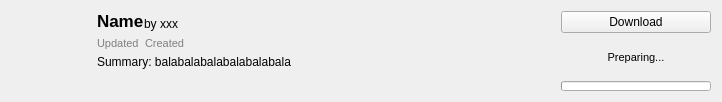
Old version of the form src/ui/curseforge/curseforgemoditemwidget.ui in the repository kaniol-lck/modmanager.
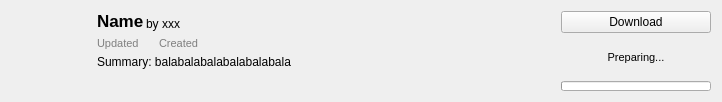
New version of the form. Icons and pictures are not drawn.

Commit message: date time

Diff of the .ui file:
```diff
--- a/src/ui/curseforge/curseforgemoditemwidget.ui
+++ b/src/ui/curseforge/curseforgemoditemwidget.ui
@@ -14,10 +14,7 @@
    <string>Form</string>
   </property>
   <layout class="QGridLayout" name="gridLayout">
-   <property name="verticalSpacing">
-    <number>2</number>
-   </property>
-   <item row="0" column="0" rowspan="3">
+   <item row="0" column="0">
     <widget class="QLabel" name="modIcon">
      <property name="sizePolicy">
       <sizepolicy hsizetype="Fixed" vsizetype="Fixed">
@@ -46,6 +43,11 @@
     </widget>
    </item>
    <item row="0" column="1">
+    <layout class="QVBoxLayout" name="verticalLayout_2">
+     <property name="spacing">
+      <number>2</number>
+     </property>
+     <item>
     <layout class="QHBoxLayout" name="horizontalLayout">
      <item>
       <widget class="QLabel" name="modName">
@@ -110,7 +112,129 @@
      </item>
     </layout>
    </item>
-   <item row="0" column="2" rowspan="3">
+     <item>
+      <layout class="QHBoxLayout" name="horizontalLayout_2">
+       <item>
+        <widget class="QLabel" name="label">
+         <property name="font">
+          <font>
+           <pointsize>8</pointsize>
+          </font>
+         </property>
+         <property name="styleSheet">
+          <string notr="true">color: rgb(127, 127, 127);</string>
+         </property>
+         <property name="text">
+          <string>Updated</string>
+         </property>
+        </widget>
+       </item>
+       <item>
+        <widget class="QLabel" name="modUpdateDate">
+         <property name="font">
+          <font>
+           <pointsize>8</pointsize>
+          </font>
+         </property>
+         <property name="styleSheet">
+          <string notr="true">color: rgb(127, 127, 127);</string>
+         </property>
+         <property name="text">
+          <string/>
+         </property>
+        </widget>
+       </item>
+       <item>
+        <spacer name="horizontalSpacer_3">
+         <property name="orientation">
+          <enum>Qt::Horizontal</enum>
+         </property>
+         <property name="sizeType">
+          <enum>QSizePolicy::Fixed</enum>
+         </property>
+         <property name="sizeHint" stdset="0">
+          <size>
+           <width>10</width>
+           <height>0</height>
+          </size>
+         </property>
+        </spacer>
+       </item>
+       <item>
+        <widget class="QLabel" name="label_3">
+         <property name="font">
+          <font>
+           <pointsize>8</pointsize>
+          </font>
+         </property>
+         <property name="styleSheet">
+          <string notr="true">color: rgb(127, 127, 127);</string>
+         </property>
+         <property name="text">
+          <string>Created</string>
+         </property>
+        </widget>
+       </item>
+       <item>
+        <widget class="QLabel" name="modCreateDate">
+         <property name="font">
+          <font>
+           <pointsize>8</pointsize>
+          </font>
+         </property>
+         <property name="styleSheet">
+          <string notr="true">color: rgb(127, 127, 127);</string>
+         </property>
+         <property name="text">
+          <string/>
+         </property>
+        </widget>
+       </item>
+       <item>
+        <spacer name="horizontalSpacer_2">
+         <property name="orientation">
+          <enum>Qt::Horizontal</enum>
+         </property>
+         <property name="sizeHint" stdset="0">
+          <size>
+           <width>40</width>
+           <height>20</height>
+          </size>
+         </property>
+        </spacer>
+       </item>
+      </layout>
+     </item>
+     <item>
+      <widget class="QLabel" name="modSummary">
+       <property name="sizePolicy">
+        <sizepolicy hsizetype="Preferred" vsizetype="Expanding">
+         <horstretch>0</horstretch>
+         <verstretch>0</verstretch>
+        </sizepolicy>
+       </property>
+       <property name="font">
+        <font>
+         <italic>false</italic>
+        </font>
+       </property>
+       <property name="toolTip">
+        <string notr="true"/>
+       </property>
+       <property name="text">
+        <string>Summary: balabalabalabalabalabala</string>
+       </property>
+       <property name="alignment">
+        <set>Qt::AlignLeading|Qt::AlignLeft|Qt::AlignTop</set>
+       </property>
+       <property name="wordWrap">
+        <bool>true</bool>
+       </property>
+      </widget>
+     </item>
+    </layout>
+   </item>
+   <item row="0" column="2">
     <layout class="QVBoxLayout" name="verticalLayout">
      <item>
       <widget class="QPushButton" name="downloadButton">
@@ -201,110 +325,6 @@
      </item>
     </layout>
    </item>
-   <item row="1" column="1">
-    <layout class="QHBoxLayout" name="horizontalLayout_2">
-     <item>
-      <widget class="QLabel" name="label">
-       <property name="font">
-        <font>
-         <pointsize>8</pointsize>
-        </font>
-       </property>
-       <property name="styleSheet">
-        <string notr="true">color: rgb(127, 127, 127);</string>
-       </property>
-       <property name="text">
-        <string>Updated</string>
-       </property>
-      </widget>
-     </item>
-     <item>
-      <widget class="QLabel" name="modUpdateDate">
-       <property name="font">
-        <font>
-         <pointsize>8</pointsize>
-        </font>
-       </property>
-       <property name="styleSheet">
-        <string notr="true">color: rgb(127, 127, 127);</string>
-       </property>
-       <property name="text">
-        <string/>
-       </property>
-      </widget>
-     </item>
-     <item>
-      <widget class="QLabel" name="label_3">
-       <property name="font">
-        <font>
-         <pointsize>8</pointsize>
-        </font>
-       </property>
-       <property name="styleSheet">
-        <string notr="true">color: rgb(127, 127, 127);</string>
-       </property>
-       <property name="text">
-        <string>Created</string>
-       </property>
-      </widget>
-     </item>
-     <item>
-      <widget class="QLabel" name="modCreateDate">
-       <property name="font">
-        <font>
-         <pointsize>8</pointsize>
-        </font>
-       </property>
-       <property name="styleSheet">
-        <string notr="true">color: rgb(127, 127, 127);</string>
-       </property>
-       <property name="text">
-        <string/>
-       </property>
-      </widget>
-     </item>
-     <item>
-      <spacer name="horizontalSpacer_2">
-       <property name="orientation">
-        <enum>Qt::Horizontal</enum>
-       </property>
-       <property name="sizeHint" stdset="0">
-        <size>
-         <width>40</width>
-         <height>20</height>
-        </size>
-       </property>
-      </spacer>
-     </item>
-    </layout>
-   </item>
-   <item row="2" column="1">
-    <widget class="QLabel" name="modSummary">
-     <property name="sizePolicy">
-      <sizepolicy hsizetype="Preferred" vsizetype="Expanding">
-       <horstretch>0</horstretch>
-       <verstretch>0</verstretch>
-      </sizepolicy>
-     </property>
-     <property name="font">
-      <font>
-       <italic>false</italic>
-      </font>
-     </property>
-     <property name="toolTip">
-      <string notr="true"/>
-     </property>
-     <property name="text">
-      <string>Summary: balabalabalabalabalabala</string>
-     </property>
-     <property name="alignment">
-      <set>Qt::AlignLeading|Qt::AlignLeft|Qt::AlignTop</set>
-     </property>
-     <property name="wordWrap">
-      <bool>true</bool>
-     </property>
-    </widget>
-   </item>
   </layout>
  </widget>
  <resources/>
```
Lines whose indentation alone changed are shown as unchanged. The commit also changes 6 other files.
